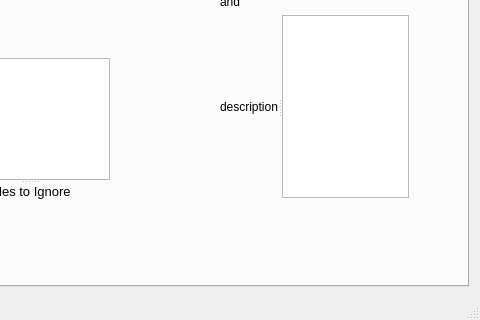
jgm/gitit, file mainwindow.ui: the form before one commit; both pictures show x 324 to 804 and y 228 to 548 of the 804 by 548 pixel window.
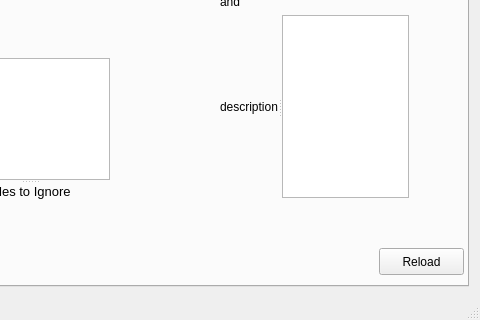
The form after the commit. Icons and pictures are not drawn.

Commit message: named all the poor gui elements, added reload button

The edit to the form file:
```diff
--- a/mainwindow.ui
+++ b/mainwindow.ui
@@ -219,6 +219,19 @@
            <bool>true</bool>
           </property>
          </widget>
+         <widget class="QPushButton" name="reload">
+          <property name="geometry">
+           <rect>
+            <x>690</x>
+            <y>420</y>
+            <width>85</width>
+            <height>27</height>
+           </rect>
+          </property>
+          <property name="text">
+           <string>Reload</string>
+          </property>
+         </widget>
         </widget>
         <widget class="QWidget" name="packageTree">
          <attribute name="title">
```
Left out of the diff: 40 changed lines with no effect on the pictures.
